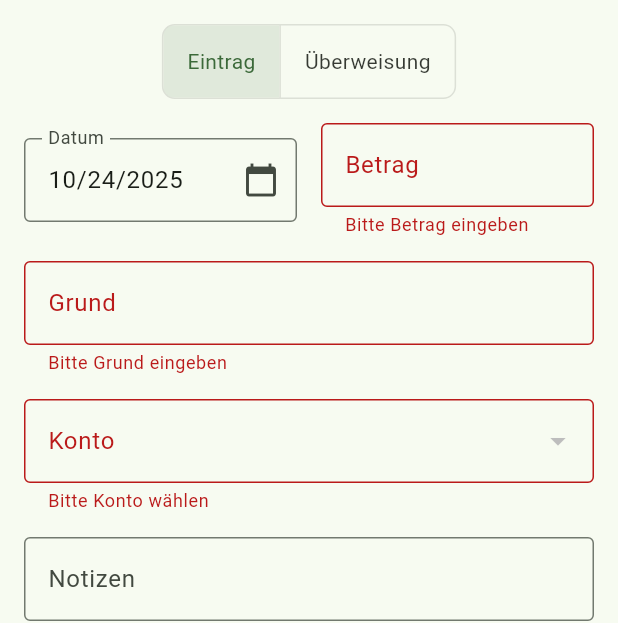
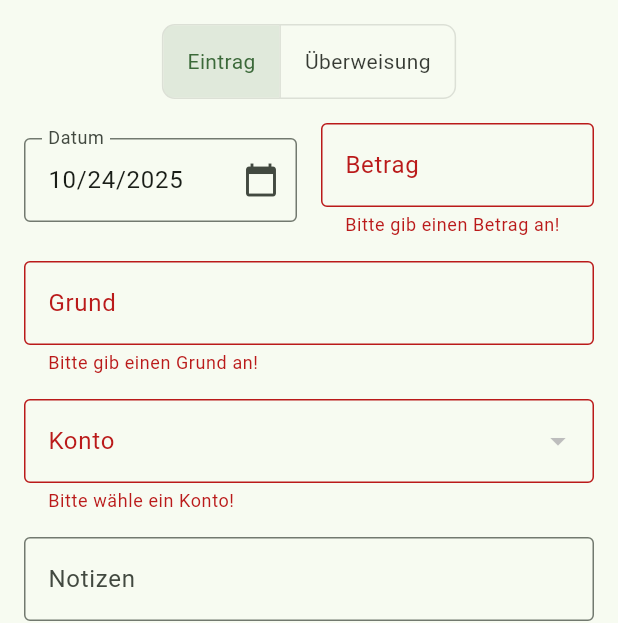
Before and after one commit to robin13901/XFin, a Flutter app: the BookingForm widget shown alone on an empty page, opened directly, after a tap on "Speichern", on a phone screen of 412 x 824 dp. Shown: the top 623 px of the screen. Run offline on Flutter 3.47's test engine with Material 3 defaults, Android fonts, the phone set to English and light mode, and no system bars; our stand-ins replace drift; accounts and stored records are empty; generated files the repository leaves out were written again.

Commit message:
Added validation logic to booking form

```diff
--- /dev/null
+++ b/devtools_options.yaml
@@ -0,0 +1,3 @@
+description: This file stores settings for Dart & Flutter DevTools.
+documentation: https://docs.flutter.dev/tools/devtools/extensions#configure-extension-enablement-states
+extensions:
--- a/lib/database/app_database.dart
+++ b/lib/database/app_database.dart
@@ -13,7 +13,7 @@ class AppDatabase extends _$AppDatabase {
   AppDatabase(super.e);
 
   @override
-  int get schemaVersion => 2;
+  int get schemaVersion => 3;
 
   // The getters for the DAOs are automatically generated by Drift in the _$AppDatabase class.
   // We don't need to override them here.
--- a/lib/database/connection/web.dart
+++ b/lib/database/connection/web.dart
@@ -15,6 +15,8 @@ QueryExecutor openConnection() {
       if (result.missingFeatures.isNotEmpty) {
         // You can add more robust error handling here if you want.
         // For now, we'll just log a warning.
+        // ignore: avoid_print
+        print('Warning: Some features are not supported by your browser.');
       }
 
       return result.resolvedExecutor;
--- a/lib/database/tables.dart
+++ b/lib/database/tables.dart
@@ -42,7 +42,7 @@ class Bookings extends Table {
   IntColumn get id => integer().autoIncrement()();
   IntColumn get date => integer()();
   RealColumn get amount => real()();
-  TextColumn get reason => text()();
+  TextColumn get reason => text().nullable()();
   IntColumn get sendingAccountId => integer().nullable()();
   IntColumn get receivingAccountId => integer().nullable()();
   TextColumn get notes => text().nullable()();
--- a/lib/screens/bookings_screen.dart
+++ b/lib/screens/bookings_screen.dart
@@ -71,7 +71,7 @@ class BookingsScreen extends StatelessWidget {
               final dateText = dateFormat.format(DateTime.fromMillisecondsSinceEpoch(booking.date));
 
               return ListTile(
-                title: Text(booking.reason),
+                title: Text(booking.reason ?? 'Überweisung'),
                 subtitle: Text(accountFlowText),
                 trailing: Column(
                   mainAxisAlignment: MainAxisAlignment.center,
--- a/lib/widgets/booking_form.dart
+++ b/lib/widgets/booking_form.dart
@@ -25,6 +25,8 @@ class _BookingFormState extends State<BookingForm> {
   late int? _receivingAccountId;
   late bool _excludeFromAverage;
 
+  final _disallowedReasons = ['überweisung'];
+
   @override
   void initState() {
     super.initState();
@@ -36,19 +38,16 @@ class _BookingFormState extends State<BookingForm> {
       _notesController = TextEditingController(text: booking.notes ?? '');
       _excludeFromAverage = booking.excludeFromAverage;
 
-      // A booking is a transfer if and only if the sendingAccountId is not null.
       _isTransfer = booking.sendingAccountId != null;
 
       if (_isTransfer) {
         _sendingAccountId = booking.sendingAccountId;
         _receivingAccountId = booking.receivingAccountId;
       } else {
-        // For entries (income/expense), only receiving account is relevant.
         _receivingAccountId = booking.receivingAccountId;
         _sendingAccountId = null;
       }
     } else {
-      // Defaults for a new booking
       _date = DateTime.now();
       _amountController = TextEditingController();
       _reasonController = TextEditingController();
@@ -74,11 +73,10 @@ class _BookingFormState extends State<BookingForm> {
 
       final companion = BookingsCompanion(
         date: drift.Value(_date.millisecondsSinceEpoch),
-        reason: drift.Value(_reasonController.text),
+        reason: drift.Value(_isTransfer ? null : _reasonController.text),
         notes: drift.Value(_notesController.text),
         excludeFromAverage: drift.Value(_excludeFromAverage),
 
-        // Correct logic: sendingAccountId is ONLY for transfers.
         amount: drift.Value(_isTransfer ? amount.abs() : amount),
         sendingAccountId: drift.Value(_isTransfer ? _sendingAccountId : null),
         receivingAccountId: drift.Value(_receivingAccountId),
@@ -102,7 +100,6 @@ class _BookingFormState extends State<BookingForm> {
   @override
   Widget build(BuildContext context) {
     final db = Provider.of<AppDatabase>(context, listen: false);
-
     return Padding(
       padding: MediaQuery.of(context).viewInsets,
       child: SingleChildScrollView(
@@ -175,13 +172,23 @@ class _BookingFormState extends State<BookingForm> {
                           border: OutlineInputBorder(),
                           suffixText: '€',
                         ),
-                        keyboardType: const TextInputType.numberWithOptions(signed: true, decimal: true),
+                        keyboardType: _isTransfer
+                            ? const TextInputType.numberWithOptions(decimal: true)
+                            : const TextInputType.numberWithOptions(signed: true, decimal: true),
                         validator: (value) {
                           if (value == null || value.isEmpty) {
-                            return 'Bitte Betrag eingeben';
+                            return 'Bitte gib einen Betrag an!';
                           }
-                          if (double.tryParse(value.replaceAll(',', '.')) == null) {
-                            return 'Ungültiger Betrag';
+                          final cleanValue = value.replaceAll(',', '.');
+                          final amount = double.tryParse(cleanValue);
+                          if (amount == null) {
+                            return 'Ungültige Eingabe!';
+                          }
+                          if (_isTransfer && amount < 0) {
+                            return 'Überweisungen müssen positiv sein!';
+                          }
+                          if (RegExp(r'^-?\d+(\.\d{3,})$').hasMatch(cleanValue)) {
+                            return 'Zu viele Nachkommastellen!';
                           }
                           return null;
                         },
@@ -189,7 +196,9 @@ class _BookingFormState extends State<BookingForm> {
                     ),
                   ],
                 ),
+                if (!_isTransfer)
                   const SizedBox(height: 16),
+                if (!_isTransfer)
                   TextFormField(
                     controller: _reasonController,
                     decoration: const InputDecoration(
@@ -197,8 +206,13 @@ class _BookingFormState extends State<BookingForm> {
                       border: OutlineInputBorder(),
                     ),
                     validator: (value) {
+                      if (!_isTransfer) {
                         if (value == null || value.isEmpty) {
-                      return 'Bitte Grund eingeben';
+                          return 'Bitte gib einen Grund an!';
+                        }
+                        if (_disallowedReasons.contains(value.trim().toLowerCase())) {
+                          return 'Dieser Grund ist für Überweisungen reserviert.';
+                        }
                       }
                       return null;
                     },
@@ -210,7 +224,7 @@ class _BookingFormState extends State<BookingForm> {
                     final accounts = snapshot.data ?? [];
                     if (!_isTransfer) { // Entry Form
                       return DropdownButtonFormField<int>(
-                        initialValue: _receivingAccountId,
+                        value: _receivingAccountId,
                         decoration: const InputDecoration(
                           labelText: 'Konto',
                           border: OutlineInputBorder(),
@@ -219,35 +233,35 @@ class _BookingFormState extends State<BookingForm> {
                           return DropdownMenuItem(value: account.id, child: Text(account.name));
                         }).toList(),
                         onChanged: (value) => setState(() => _receivingAccountId = value),
-                        validator: (value) => value == null ? 'Bitte Konto wählen' : null,
+                        validator: (value) => value == null ? 'Bitte wähle ein Konto!' : null,
                       );
                     } else { // Transfer Form
                       return Column(
                         children: [
                           DropdownButtonFormField<int>(
-                            initialValue: _sendingAccountId,
+                            value: _sendingAccountId,
                             decoration: const InputDecoration(labelText: 'Von Konto', border: OutlineInputBorder()),
                             items: accounts.map((account) {
                               return DropdownMenuItem(value: account.id, child: Text(account.name));
                             }).toList(),
                             onChanged: (value) => setState(() => _sendingAccountId = value),
                             validator: (value) {
-                              if (value == null) return 'Bitte Konto wählen';
-                              if (value == _receivingAccountId) return 'Konten müssen verschieden sein';
+                              if (value == null) return 'Bitte wähle ein Senderkonto';
+                              if (value == _receivingAccountId) return 'Konten müssen verschieden sein!';
                               return null;
                             },
                           ),
                           const SizedBox(height: 16),
                           DropdownButtonFormField<int>(
-                            initialValue: _receivingAccountId,
+                            value: _receivingAccountId,
                             decoration: const InputDecoration(labelText: 'Auf Konto', border: OutlineInputBorder()),
                             items: accounts.map((account) {
                               return DropdownMenuItem(value: account.id, child: Text(account.name));
                             }).toList(),
                             onChanged: (value) => setState(() => _receivingAccountId = value),
                             validator: (value) {
-                              if (value == null) return 'Bitte Konto wählen';
-                              if (value == _sendingAccountId) return 'Konten müssen verschieden sein';
+                              if (value == null) return 'Bitte wähle ein Empfängerkonto!';
+                              if (value == _sendingAccountId) return 'Konten müssen verschieden sein!';
                               return null;
                             },
                           ),
--- a/lib/widgets/delete_booking_dialog.dart
+++ b/lib/widgets/delete_booking_dialog.dart
@@ -50,7 +50,7 @@ class DeleteBookingDialog extends StatelessWidget {
                   mainAxisSize: MainAxisSize.min,
                   crossAxisAlignment: CrossAxisAlignment.start,
                   children: [
-                    Text(booking.reason, style: Theme.of(context).textTheme.titleMedium),
+                    Text(booking.reason ?? 'Überweisung', style: Theme.of(context).textTheme.titleMedium),
                     Text(accountFlowText, style: Theme.of(context).textTheme.bodySmall),
                   ],
                 ),
```
Also changed, not shown: lib/database/app_database.g.dart, 3 other files. Lines whose indentation alone changed are shown as unchanged.
